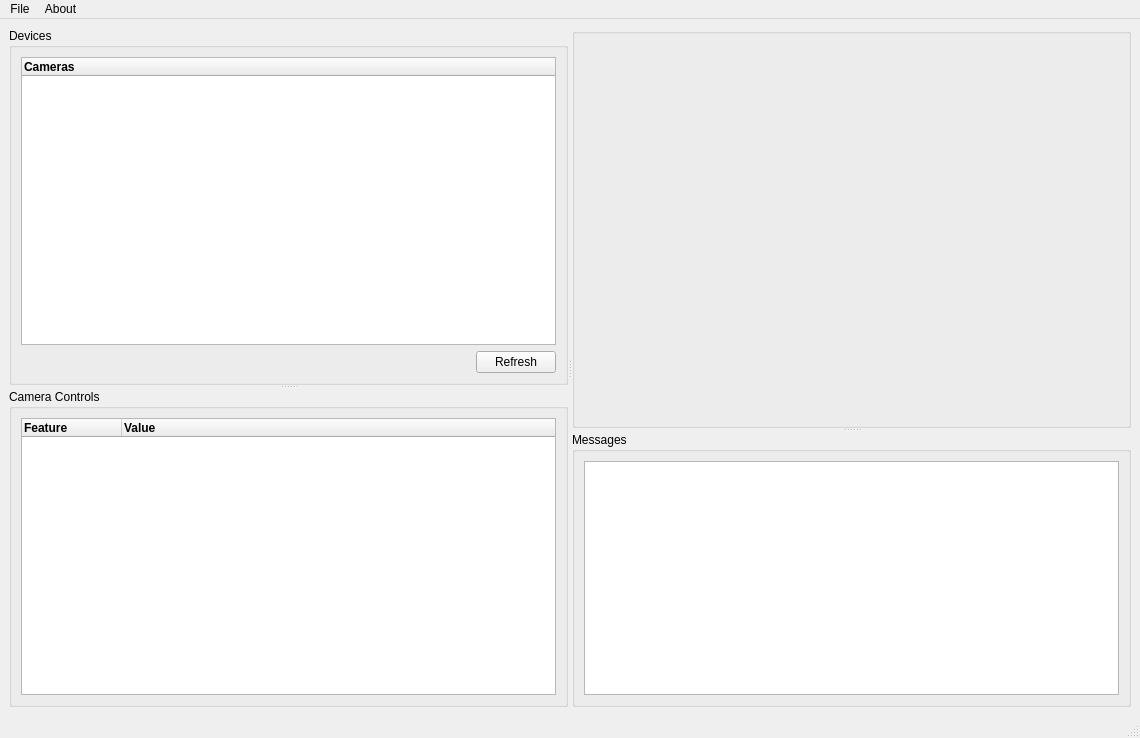
ShreeshaN/USoundApp, file homescreen.ui: the form before one commit.
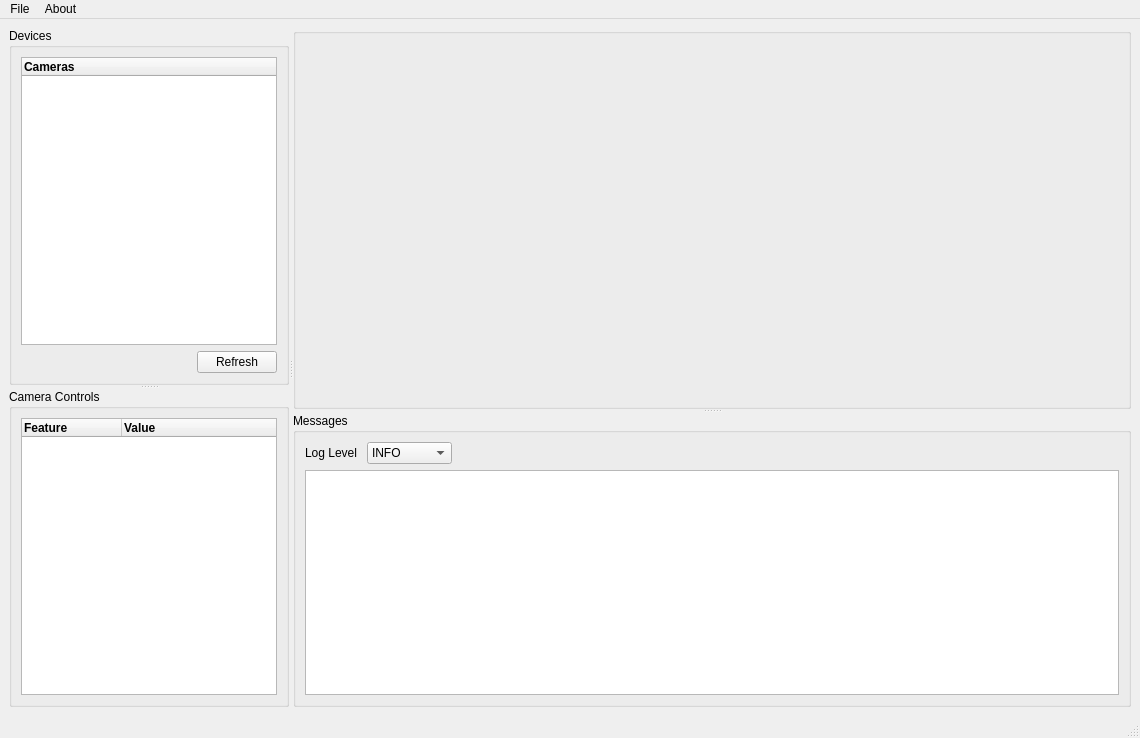
The form after the commit. Icons and pictures are not drawn.

Commit message: added loglevel dropdown menu

The edit to the form file:
```diff
--- a/homescreen.ui
+++ b/homescreen.ui
@@ -249,9 +249,72 @@
         <property name="title">
          <string>Messages</string>
         </property>
-        <layout class="QVBoxLayout" name="verticalLayout_3">
+        <layout class="QVBoxLayout" name="verticalLayout_5">
          <item>
-          <widget class="QPlainTextEdit" name="plainTextEdit"/>
+          <layout class="QVBoxLayout" name="verticalLayout_3">
+           <item>
+            <layout class="QHBoxLayout" name="horizontalLayout_4">
+             <item>
+              <widget class="QLabel" name="logLevel">
+               <property name="text">
+                <string>Log Level </string>
+               </property>
+              </widget>
+             </item>
+             <item>
+              <widget class="QComboBox" name="logLevelText">
+               <property name="iconSize">
+                <size>
+                 <width>10</width>
+                 <height>10</height>
+                </size>
+               </property>
+               <item>
+                <property name="text">
+                 <string>INFO</string>
+                </property>
+               </item>
+               <item>
+                <property name="text">
+                 <string>DEBUG</string>
+                </property>
+               </item>
+               <item>
+                <property name="text">
+                 <string>WARN</string>
+                </property>
+               </item>
+               <item>
+                <property name="text">
+                 <string>CRITICAL</string>
+                </property>
+               </item>
+               <item>
+                <property name="text">
+                 <string>FATAL</string>
+                </property>
+               </item>
+              </widget>
+             </item>
+             <item>
+              <spacer name="horizontalSpacer_2">
+               <property name="orientation">
+                <enum>Qt::Horizontal</enum>
+               </property>
+               <property name="sizeHint" stdset="0">
+                <size>
+                 <width>668</width>
+                 <height>17</height>
+                </size>
+               </property>
+              </spacer>
+             </item>
+            </layout>
+           </item>
+           <item>
+            <widget class="QPlainTextEdit" name="plainTextEdit"/>
+           </item>
+          </layout>
          </item>
         </layout>
        </widget>
```
The commit also changes 2 other files.
